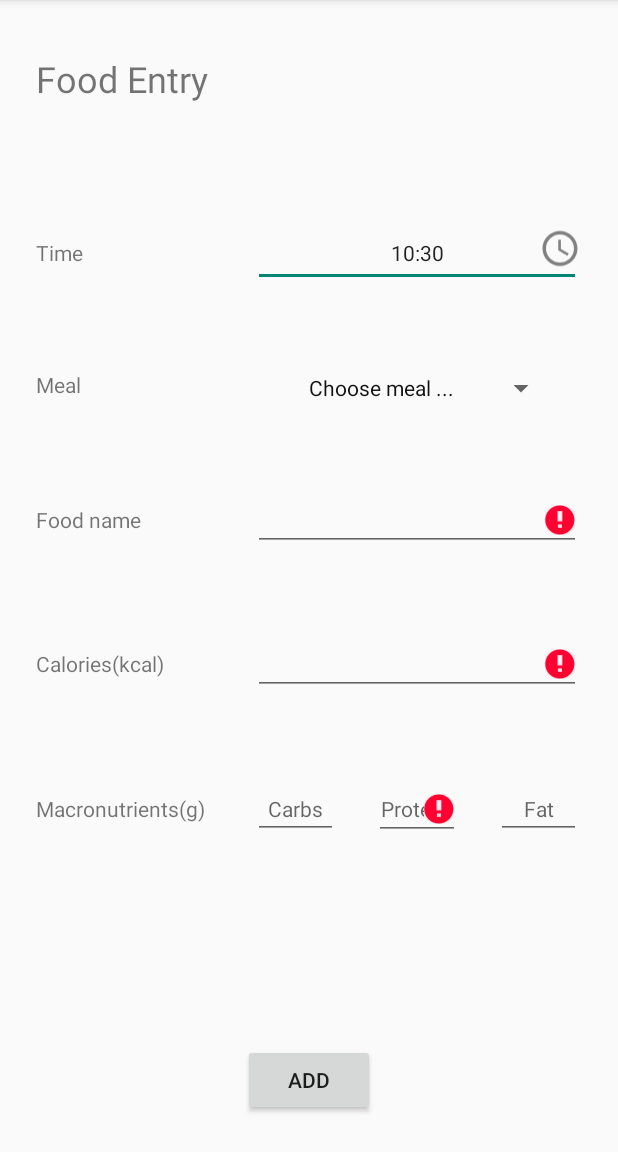
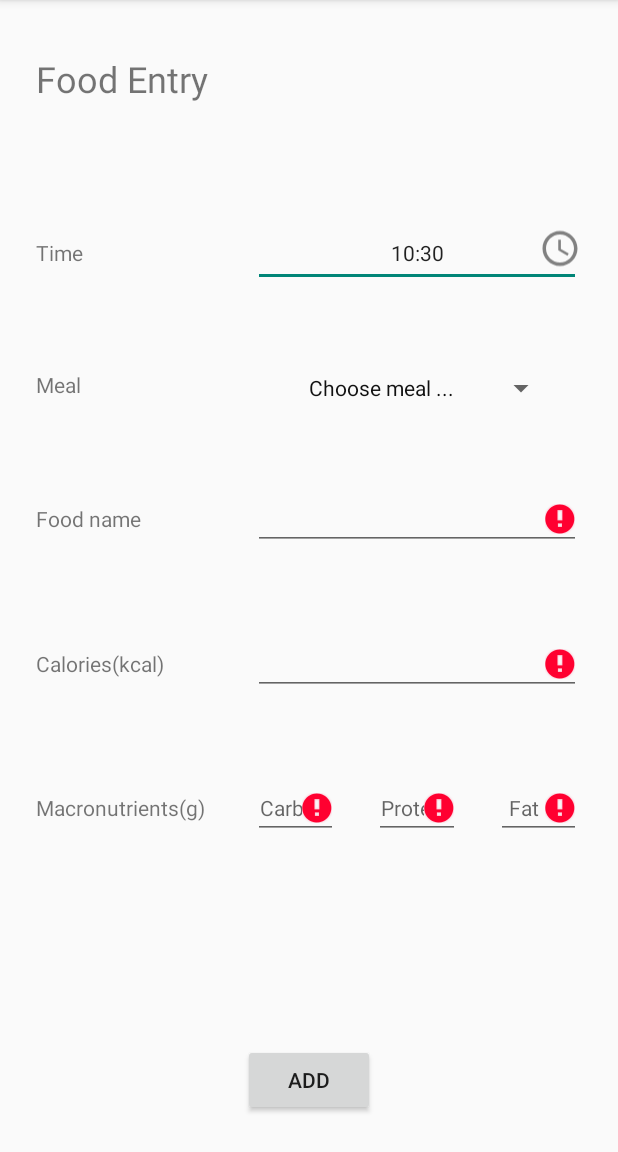
Before and after one commit to soulyvap/Meal-Tracker-app, an Android app: the FoodEntryActivity screen opened directly, with no data from a screen before it, after a tap on "ADD", on a phone screen of 412 x 824 dp, the part 84-1236 px from its top. Run offline under Robolectric (Android 15) with nearby library versions, the phone set to English and light mode, and no system bars.

Commit message:
Food entry to data base ok + food diary linked to date ok (specified date + ordered by time) + fixed wrong macro in food logs + fixed time display + fixed counter max

```diff
--- a/app/src/main/java/com/example/mealtrackerapp/Counter.java
+++ b/app/src/main/java/com/example/mealtrackerapp/Counter.java
@@ -15,6 +15,10 @@ public class Counter {
 
     public Counter() {
         this(0, 0, 100);
+    }
+
+    public Counter(int maxValue) {
+        this(0, 0, maxValue);
     }
 
     public int getCount() {
--- a/app/src/main/java/com/example/mealtrackerapp/FoodEntryActivity.java
+++ b/app/src/main/java/com/example/mealtrackerapp/FoodEntryActivity.java
@@ -12,28 +12,26 @@ import android.widget.Button;
 import android.widget.EditText;
 import android.widget.ImageView;
 import android.widget.Spinner;
+import android.widget.TextView;
 import android.widget.TimePicker;
 import android.widget.Toast;
 
 import java.util.ArrayList;
 import java.util.Calendar;
 
+import static com.example.mealtrackerapp.MainActivity.EXTRA_DISPLAYED_DATE;
+
 public class FoodEntryActivity extends AppCompatActivity implements AdapterView.OnItemSelectedListener {
 
-    public static final String EXTRA_TIME = "extraTime";
-    public static final String EXTRA_MEAL = "extraMeal";
-    public static final String EXTRA_FOOD_NAME = "extraFoodName";
-    public static final String EXTRA_FOOD_CALORIES = "extraFoodCalories";
-    public static final String EXTRA_FOOD_CARBS = "extraFoodCarbs";
-    public static final String EXTRA_FOOD_PROTEIN = "extraFoodProtein";
-    public static final String EXTRA_FOOD_FAT = "extraFoodFat";
     public static final String MEAL_SPINNER_DEFAULT = "Choose meal ...";
     public static final String EXTRA_FOOD_LOG = "extraFoodlog";
-    EditText timeEditTxt, foodEditTxt, foodCaloriesEditTxt, foodCarbsEditTxt, foodProteinEditTxt, foodFatEditTxt;
+    EditText timeEditTxt, foodEditTxt, foodCaloriesEditTxt, foodCarbsEditTxt, foodProteinEditTxt,
+            foodFatEditTxt;
+    TextView dateDisplay;
     Spinner mealSpinner;
     ImageView btnClock;
     int hour, minutes;
-    String mealSelected, time;
+    String mealSelected, time, date, hourString, minutesString;
     Button btnAdd;
 
 
@@ -42,15 +40,24 @@ public class FoodEntryActivity extends AppCompatActivity implements AdapterView.
         super.onCreate(savedInstanceState);
         setContentView(R.layout.activity_food_entry);
 
+        //get intent
+        Intent intent = getIntent();
+
+        //get date
+        date = intent.getStringExtra(EXTRA_DISPLAYED_DATE);
+        dateDisplay = findViewById(R.id.txtEntryDate);
+        dateDisplay.setText(date);
+
         //refer EditText
         timeEditTxt = findViewById(R.id.etxtTime);
         foodEditTxt = findViewById(R.id.etxtFoodName);
         foodCaloriesEditTxt = findViewById(R.id.etxtFoodCalories);
-        foodCarbsEditTxt = findViewById(R.id.etxtFoodProtein);
+        foodCarbsEditTxt = findViewById(R.id.etxtFoodCarbs);
         foodProteinEditTxt = findViewById(R.id.etxtFoodProtein);
-        foodFatEditTxt = findViewById(R.id.etxtFoodProtein);
+        foodFatEditTxt = findViewById(R.id.etxtFoodFat);
 
-        //meal selection with spinner
+
+        //refer spinner spinner
         mealSpinner = findViewById(R.id.spinnerMeal);
 
         //set click listener
@@ -117,7 +124,7 @@ public class FoodEntryActivity extends AppCompatActivity implements AdapterView.
                     int protein = Integer.parseInt(foodProteinEditTxt.getText().toString().trim());
                     int fat = Integer.parseInt(foodFatEditTxt.getText().toString().trim());
 
-                    FoodLog foodLog = new FoodLog(foodName, mealSelected, time, calories, carbs, protein, fat);
+                    FoodLog foodLog = new FoodLog(date, foodName, mealSelected, time, calories, carbs, protein, fat);
                     FoodLogDBH dbHelper = new FoodLogDBH(FoodEntryActivity.this);
                     boolean success = dbHelper.addOne(foodLog);
 
@@ -139,12 +146,18 @@ public class FoodEntryActivity extends AppCompatActivity implements AdapterView.
      * @return
      */
     public String getTimeString(int hour, int minutes) {
-        if (minutes < 10){
-             String timeString = hour + ":" + 0 + minutes;
-             return timeString;
+
+        if (hour < 10) {
+            hourString = "0" + hour;
         } else {
-            return hour + ":" + minutes;
+            hourString = Integer.toString(hour);
         }
+        if (minutes < 10) {
+            minutesString = "0" + minutes;
+        } else {
+            minutesString = Integer.toString(minutes);
+        }
+        return hourString + ":" + minutesString;
     }
 
     /**
--- a/app/src/main/java/com/example/mealtrackerapp/FoodLogDBH.java
+++ b/app/src/main/java/com/example/mealtrackerapp/FoodLogDBH.java
@@ -60,11 +60,13 @@ public class FoodLogDBH extends SQLiteOpenHelper {
             return true;
         }
     }
-    public List<FoodLog> getFoodLog() {
+    public List<FoodLog> getFoodLog(String dateDisplayed) {
         List<FoodLog> foodLogList = new ArrayList<>();
 
+//        + " WHERE " + COLUMN_DATE + "=" + dateDisplayed
+
         //get data from db
-        String query = "SELECT * FROM " + FOODLOGS_TABLE;
+        String query = "SELECT * FROM " + FOODLOGS_TABLE  + " WHERE " + COLUMN_DATE + " LIKE \'" + dateDisplayed + "\' ORDER BY " + COLUMN_TIME + " DESC";
 
         SQLiteDatabase db = this.getReadableDatabase();
 
--- a/app/src/main/res/layout/activity_food_entry.xml
+++ b/app/src/main/res/layout/activity_food_entry.xml
@@ -215,4 +215,12 @@
         android:text="Macronutrients(g)"
         app:layout_constraintBaseline_toBaselineOf="@+id/etxtFoodCarbs"
         app:layout_constraintStart_toStartOf="@+id/textView4" />
+
+    <TextView
+        android:id="@+id/txtEntryDate"
+        android:layout_width="wrap_content"
+        android:layout_height="wrap_content"
+        android:text="TextView"
+        app:layout_constraintBottom_toBottomOf="@+id/txtFoodEntry"
+        app:layout_constraintEnd_toEndOf="@+id/btnClock" />
 </androidx.constraintlayout.widget.ConstraintLayout>
```
Also changed, not shown: app/src/main/java/com/example/mealtrackerapp/MainActivity.java (+26 -11 lines).
